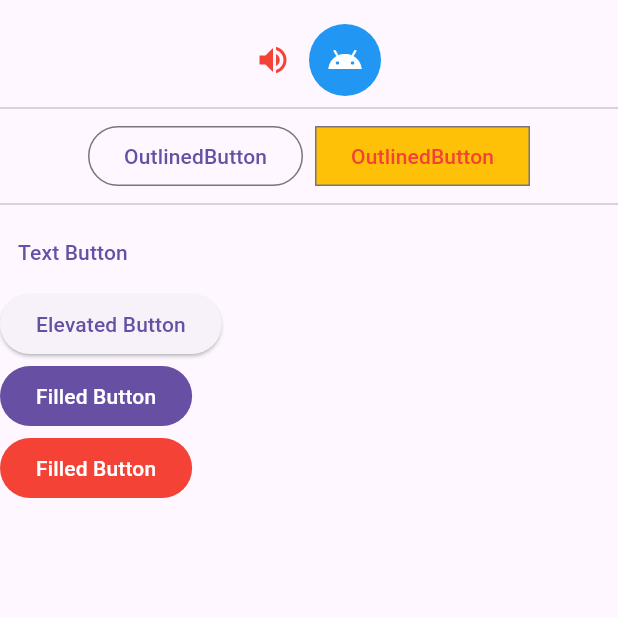
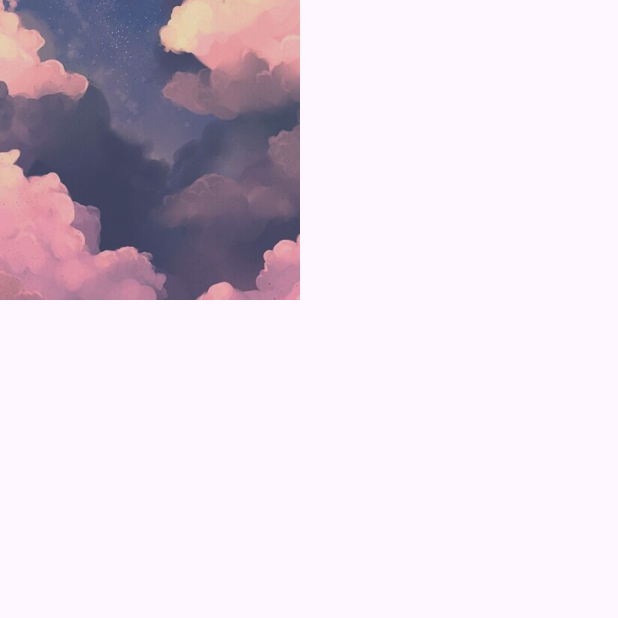
Before and after one commit to FRAmyZ010/MFU-MobileAppDev, a Flutter app: the screen it shows after launch, on a phone screen of 412 x 824 dp, the top half of it. Run offline on Flutter 3.47's test engine with Material 3 defaults, Android fonts, the phone set to English and light mode, and no system bars; missing offline and left inert: dart:ffi.

Commit message:
Add image demo

```diff
--- a/Week5/myapp/lib/main.dart
+++ b/Week5/myapp/lib/main.dart
@@ -1,6 +1,6 @@
 import 'package:flutter/material.dart';
-import 'package:myapp/week06/button_demo.dart';
+import 'package:myapp/week06/image_demo.dart';
 
 void main() {
-  runApp(MaterialApp(home: ButtonDemo(), debugShowCheckedModeBanner: false));
+  runApp(MaterialApp(home: ImageDemo(), debugShowCheckedModeBanner: false));
 }
--- /dev/null
+++ b/Week5/myapp/lib/week06/image_demo.dart
@@ -0,0 +1,26 @@
+import 'package:flutter/material.dart';
+
+class ImageDemo extends StatelessWidget {
+  const ImageDemo({super.key});
+
+  @override
+  Widget build(BuildContext context) {
+    return Scaffold(
+      body: SafeArea(
+        child: Container(
+          width: 200,
+          height: 200,
+          color: Colors.amber,
+          // child: Image.network(
+          //   'https://i.pinimg.com/originals/2e/c6/b5/2ec6b5e14fe0cba0cb0aa5d2caeeccc6.jpg', // ใส่รูปจาก Internet
+          //   fit: BoxFit.cover,
+          // ),
+          child: Image.asset(
+            'assets/images/sky.jpg', // ใส่รูปด้วย Local Files ## มีการ แก้ไข pubspec.yaml ในส่วนของ assets
+            fit: BoxFit.cover,
+          ),
+        ),
+      ),
+    );
+  }
+}
--- a/Week5/myapp/pubspec.yaml
+++ b/Week5/myapp/pubspec.yaml
@@ -58,8 +58,8 @@ flutter:
   uses-material-design: true
 
   # To add assets to your application, add an assets section, like this:
-  # assets:
-  #   - images/a_dot_burr.jpeg
+  assets:
+    - assets/images/sky.jpg
   #   - images/a_dot_ham.jpeg
 
   # An image asset can refer to one or more resolution-specific "variants", see
```
Also changed, not shown: Week5/myapp/assets/images/sky.jpg (added).
